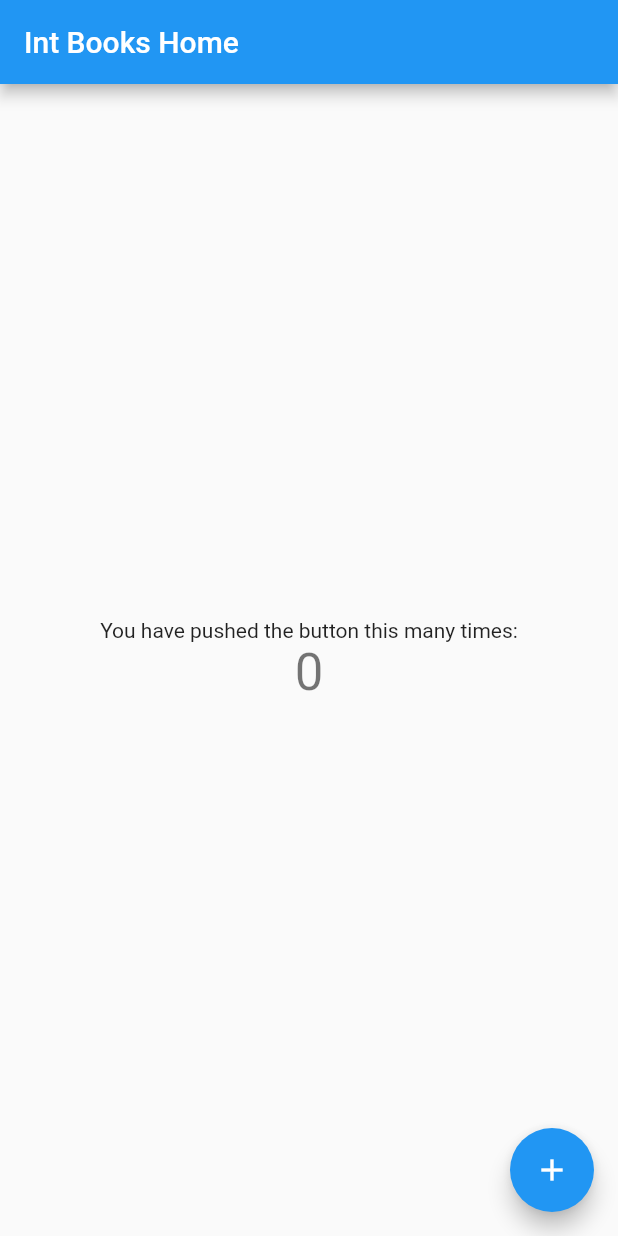
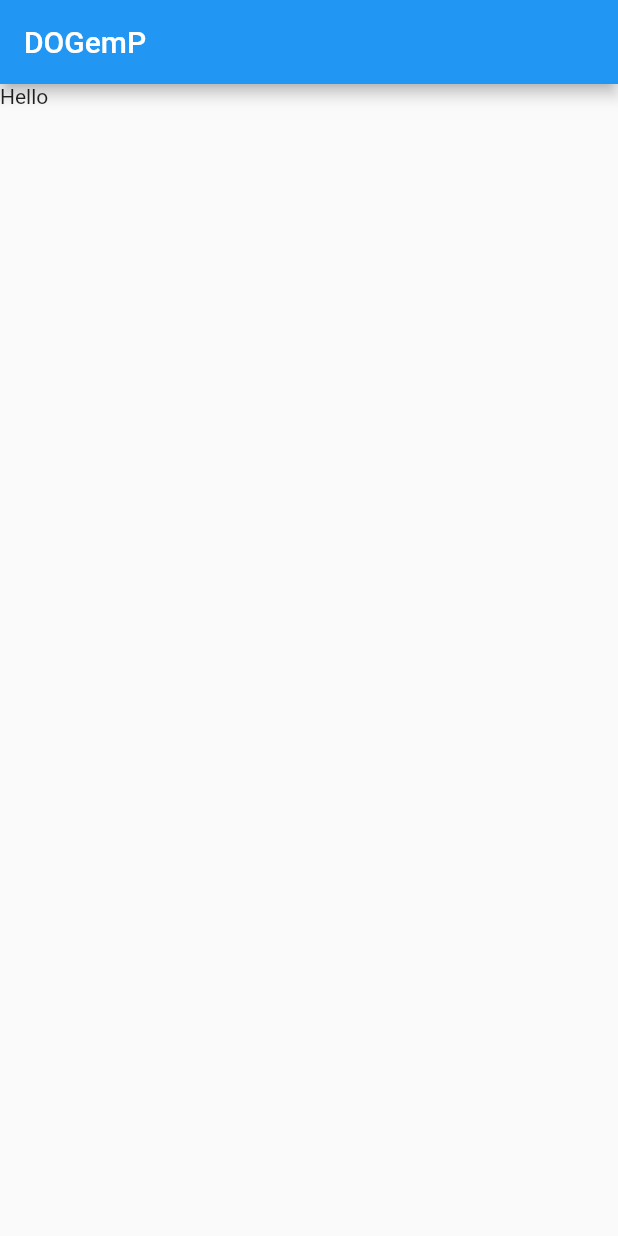
Before and after one commit to FanaroEngineering/dogemp, a Flutter app: the screen it shows after launch, on a phone screen of 412 x 824 dp. Run offline on Flutter 3.47's test engine with Material 2 defaults, Android fonts, the phone set to English and light mode, and no system bars.

Commit message:
small clean up

```diff
--- a/lib/main.dart
+++ b/lib/main.dart
@@ -12,7 +12,7 @@
       theme: ThemeData(
         primarySwatch: Colors.blue,
       ),
-      home: const MyHomePage(title: 'Int Books Home'),
+      home: const MyHomePage(title: 'DOGemP'),
     );
   }
 }
@@ -27,33 +27,12 @@
 }
 
 class _MyHomePageState extends State<MyHomePage> {
-  int _counter = 0;
-
-  void _incrementCounter() => setState(() => _counter++);
-
   @override
   Widget build(BuildContext context) {
     return Scaffold(
-      appBar: AppBar(
-        title: Text(widget.title),
-      ),
-      body: Center(
-        child: Column(
-          mainAxisAlignment: MainAxisAlignment.center,
-          children: <Widget>[
-            const Text('You have pushed the button this many times:'),
-            Text(
-              '$_counter',
-              style: Theme.of(context).textTheme.headline4,
-            ),
-          ],
+        appBar: AppBar(
+          title: Text(widget.title),
         ),
-      ),
-      floatingActionButton: FloatingActionButton(
-        onPressed: _incrementCounter,
-        tooltip: 'Increment',
-        child: const Icon(Icons.add),
-      ),
-    );
+        body: const Text('Hello'));
   }
 }
```
